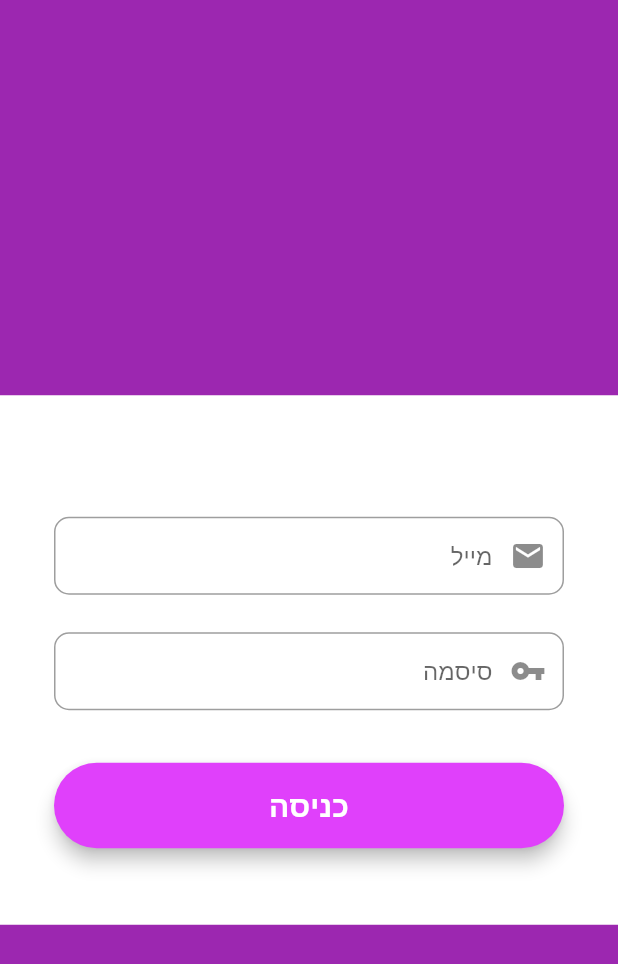
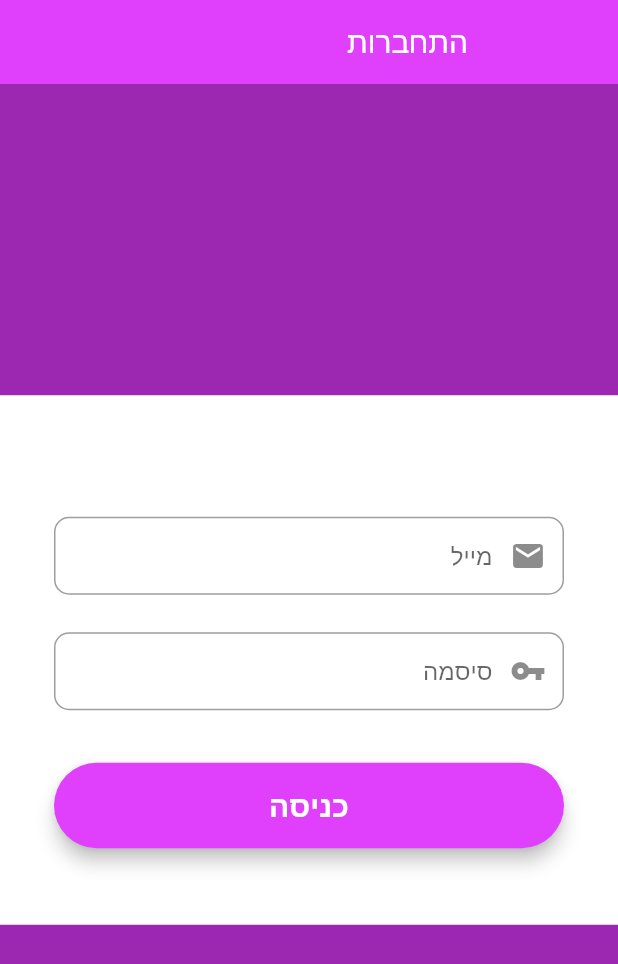
Before and after one commit to ICST-Technion/Womens-Courtyard, a Flutter app: the screen it shows after launch, on a phone screen of 412 x 824 dp. Shown: the top 964 px of the screen. Run offline on Flutter 3.47's test engine with Material 2 defaults, Android fonts, the phone set to English and light mode, and no system bars; our stand-ins replace charts_flutter, cloud_firestore, cloud_functions, date_format, firebase_auth, firebase_core and 1 more; accounts and stored records are empty.

Commit message:
Login AppBar fix

```diff
--- a/womens_courtyard/lib/login_screen.dart
+++ b/womens_courtyard/lib/login_screen.dart
@@ -164,10 +164,10 @@ class _LoginScreenState extends State<LoginScreen> {
         textDirection: TextDirection.rtl,
         child: Scaffold(
           appBar: new AppBar(
-            title: new Padding(
-                padding: EdgeInsets.all(100), child: Text('התחברות')),
+            title: Text('התחברות'),
             titleSpacing: 100,
             elevation: 0.0,
+            backgroundColor: Colors.purpleAccent,
           ),
           backgroundColor: Colors.purple,
           body: Center(
--- a/womens_courtyard/lib/main.dart
+++ b/womens_courtyard/lib/main.dart
@@ -69,6 +69,7 @@ class MyApp extends StatelessWidget {
     }
     return MaterialApp(
       title: 'Login',
+      debugShowCheckedModeBanner: false,
       theme: ThemeData(
         primarySwatch: Colors.purple,
       ),
```
